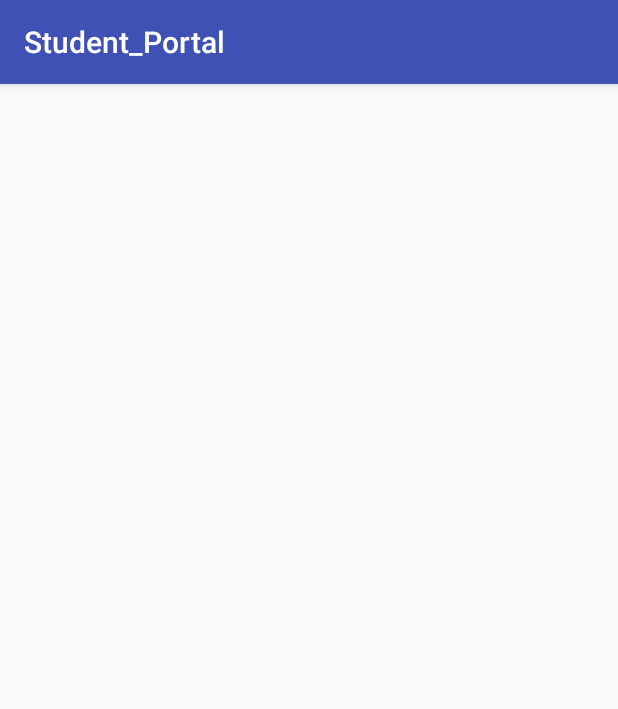
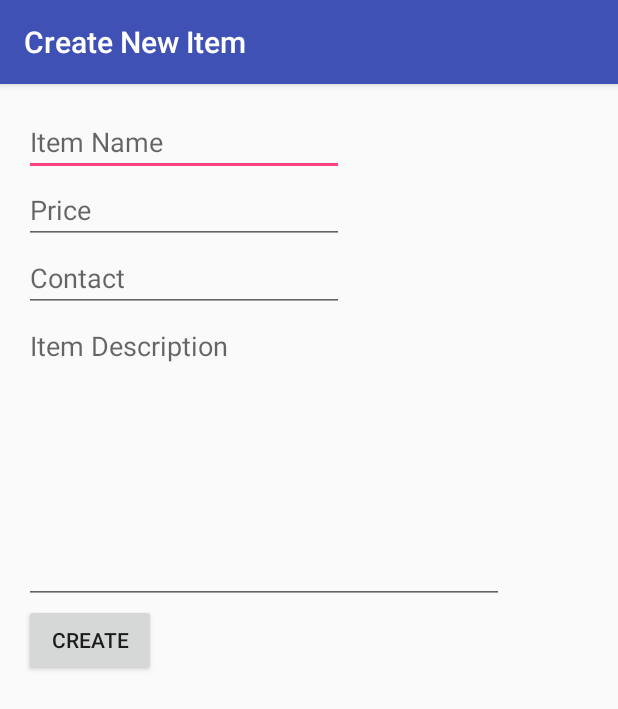
Before and after one commit to dxl360/Student_Portal, an Android app: the NewItemActivity screen opened directly, with no data from a screen before it, on a phone screen of 412 x 824 dp. Shown: the top 709 px of the screen. Run offline under Robolectric (Android 15) with nearby library versions, the phone set to English and light mode, and no system bars.

Commit message:
Create New Item
Add new class Item, This User.
Edit class NewItemActivity
Edit layout/activity_new_item.xml , content_new_item.xml
Edit values/strings.xml
Edit AndroidManifest.xml

```diff
--- a/app/src/main/java/com/example/duanli/student_portal/NewItemActivity.java
+++ b/app/src/main/java/com/example/duanli/student_portal/NewItemActivity.java
@@ -2,12 +2,53 @@ package com.example.duanli.student_portal;
 
 import android.support.v7.app.AppCompatActivity;
 import android.os.Bundle;
+import android.support.v7.widget.Toolbar;
+import android.view.View;
+import android.widget.Button;
+import android.widget.EditText;
+import android.widget.Toast;
 
-public class NewItemActivity extends AppCompatActivity {
+public class NewItemActivity extends AppCompatActivity implements View.OnClickListener{
+
+    Button Create;
+    EditText etItemName,etPrice,etContact,etDescription;
+    String sellerName,itemName,price,contact,description;
 
     @Override
     protected void onCreate(Bundle savedInstanceState) {
         super.onCreate(savedInstanceState);
         setContentView(R.layout.activity_new_item);
+
+        etItemName = (EditText) findViewById(R.id.etItemName);
+        etPrice = (EditText) findViewById(R.id.etPrice);
+        etContact = (EditText) findViewById(R.id.etContact);
+        etDescription = (EditText) findViewById(R.id.etDescription);
+        Create = (Button) findViewById(R.id.button);
+        Create.setOnClickListener(this);
+
+
+
+        Toolbar toolbar = (Toolbar) findViewById(R.id.toolbar);
+        setSupportActionBar(toolbar);
+    }
+
+    @Override
+    public void onClick(View v) {
+
+        if(v.getId() == R.id.button) {
+            Toast.makeText(NewItemActivity.this, "Submitting", Toast.LENGTH_SHORT).show();
+            //Intent intent = new Intent(this, Db_connection.class);
+            //startActivity(intent);
+            sellerName = ThisUser.username;
+            itemName = etItemName.getText().toString();
+            price = etPrice.getText().toString();
+            contact = etContact.getText().toString();
+            description = etDescription.getText().toString();
+
+            Item item = new Item(sellerName,itemName,price,contact,description);
+            item.addItem();
+            finish();
+        }
+
     }
 }
--- a/app/src/main/res/layout/activity_new_item.xml
+++ b/app/src/main/res/layout/activity_new_item.xml
@@ -1,13 +1,25 @@
 <?xml version="1.0" encoding="utf-8"?>
-<RelativeLayout xmlns:android="http://schemas.android.com/apk/res/android"
+<android.support.design.widget.CoordinatorLayout
+    xmlns:android="http://schemas.android.com/apk/res/android"
+    xmlns:app="http://schemas.android.com/apk/res-auto"
     xmlns:tools="http://schemas.android.com/tools"
     android:id="@+id/activity_new_item"
     android:layout_width="match_parent"
     android:layout_height="match_parent"
-    android:paddingBottom="@dimen/activity_vertical_margin"
-    android:paddingLeft="@dimen/activity_horizontal_margin"
-    android:paddingRight="@dimen/activity_horizontal_margin"
-    android:paddingTop="@dimen/activity_vertical_margin"
+    android:fitsSystemWindows="true"
     tools:context="com.example.duanli.student_portal.NewItemActivity">
 
-</RelativeLayout>
+    <android.support.design.widget.AppBarLayout android:layout_height="wrap_content"
+        android:layout_width="match_parent" android:theme="@style/AppTheme.AppBarOverlay">
+
+        <android.support.v7.widget.Toolbar android:id="@+id/toolbar"
+            android:layout_width="match_parent"
+            android:layout_height="wrap_content"
+            android:background="?attr/colorPrimary"
+            app:popupTheme="@style/AppTheme.PopupOverlay" />
+
+    </android.support.design.widget.AppBarLayout>
+
+    <include layout="@layout/content_new_item" />
+
+</android.support.design.widget.CoordinatorLayout>
--- /dev/null
+++ b/app/src/main/res/layout/content_new_item.xml
@@ -0,0 +1,57 @@
+<?xml version="1.0" encoding="utf-8"?>
+<RelativeLayout xmlns:android="http://schemas.android.com/apk/res/android"
+    xmlns:tools="http://schemas.android.com/tools"
+    xmlns:app="http://schemas.android.com/apk/res-auto" android:layout_width="match_parent"
+    android:layout_height="match_parent" android:paddingLeft="@dimen/activity_horizontal_margin"
+    android:paddingRight="@dimen/activity_horizontal_margin"
+    android:paddingTop="@dimen/activity_vertical_margin"
+    android:paddingBottom="@dimen/activity_vertical_margin"
+    app:layout_behavior="@string/appbar_scrolling_view_behavior"
+    tools:showIn="@layout/activity_new_item"
+    tools:context="com.example.duanli.student_portal.NewItemActivity">
+    <LinearLayout
+        android:layout_width="match_parent"
+        android:layout_height="match_parent"
+        android:orientation="vertical">
+        <EditText
+            android:layout_width="wrap_content"
+            android:layout_height="wrap_content"
+            android:inputType="textPersonName"
+            android:hint="Item Name"
+            android:ems="10"
+            android:id="@+id/etItemName" />
+
+        <EditText
+            android:layout_width="wrap_content"
+            android:layout_height="wrap_content"
+            android:inputType="numberDecimal"
+            android:hint="Price"
+            android:ems="10"
+            android:id="@+id/etPrice" />
+
+        <EditText
+            android:layout_width="wrap_content"
+            android:layout_height="wrap_content"
+            android:inputType="textEmailAddress"
+            android:hint="Contact"
+            android:ems="10"
+            android:id="@+id/etContact" />
+
+        <EditText
+            android:layout_width="wrap_content"
+            android:layout_height="wrap_content"
+            android:inputType="textMultiLine"
+            android:scrollbars="vertical"
+            android:gravity="top"
+            android:lines="8"
+            android:hint="Item Description"
+            android:ems="15"
+            android:id="@+id/etDescription" />
+        <Button
+            android:layout_width="wrap_content"
+            android:layout_height="wrap_content"
+            android:text="Create"
+            android:id="@+id/button" />
+    </LinearLayout>
+
+</RelativeLayout>
--- a/app/src/main/res/values/strings.xml
+++ b/app/src/main/res/values/strings.xml
@@ -106,7 +106,7 @@
     <string name="action_settings">Settings</string>
     <string name="title_activity_item_detail">ItemDetailActivity</string>
     <string name="title_activity_sliding_menu">SlidingMenu</string>
-
+    <string name="title_activity_new_item">Create New Item</string>
     <string name="navigation_drawer_open">Open navigation drawer</string>
     <string name="navigation_drawer_close">Close navigation drawer</string>
 </resources>
```
Also changed, not shown: app/src/main/AndroidManifest.xml (+7 -3 lines), app/src/main/java/com/example/duanli/student_portal/Item.java (added, +70 -0 lines), app/src/main/java/com/example/duanli/student_portal/ThisUser.java (added, +16 -0 lines).
